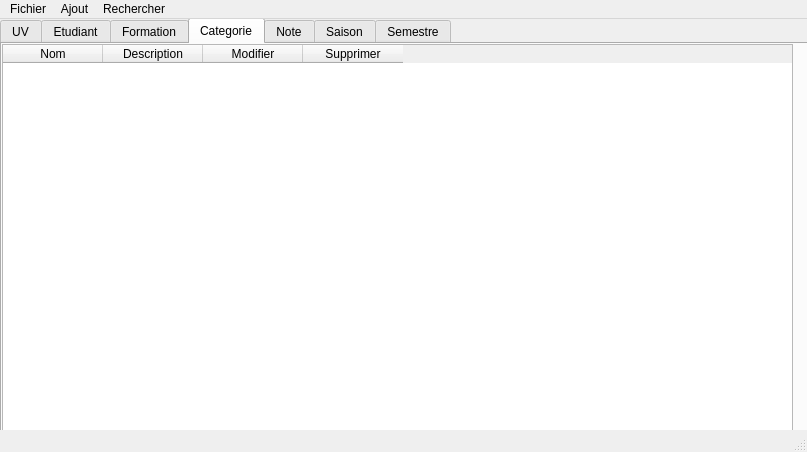
Before: the Qt Designer form mainfenetre.ui in Timost/LO21, drawn with Qt 5.
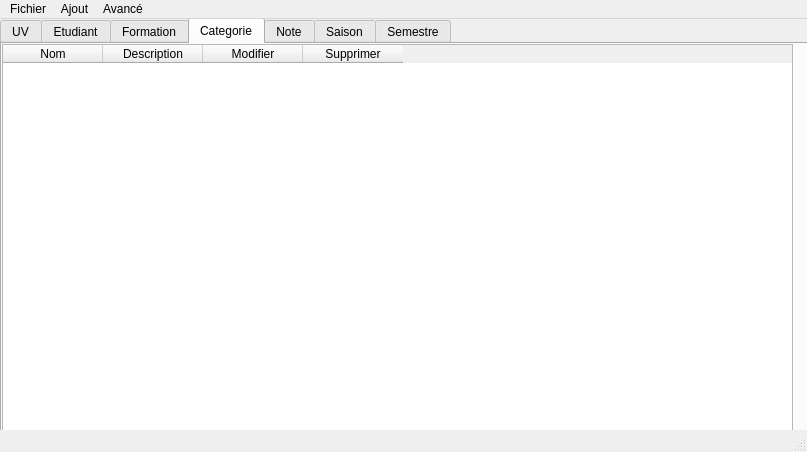
After: the same form once the commit is applied. The open tabs and pages were chosen to show the change.

```diff
--- a/mainfenetre.ui
+++ b/mainfenetre.ui
@@ -313,9 +313,9 @@
     <addaction name="actionSaison"/>
     <addaction name="actionSemestre"/>
    </widget>
-   <widget class="QMenu" name="menuRechercher_2">
+   <widget class="QMenu" name="menuAvanc">
     <property name="title">
-     <string>Rechercher</string>
+     <string>Avancé</string>
     </property>
     <addaction name="actionRechercher_Etudiant"/>
     <addaction name="actionRechercher_UV"/>
@@ -323,7 +323,7 @@
    </widget>
    <addaction name="menuFichier"/>
    <addaction name="menuEdition"/>
-   <addaction name="menuRechercher_2"/>
+   <addaction name="menuAvanc"/>
   </widget>
   <widget class="QStatusBar" name="statusbar"/>
   <action name="actionCharger">
```
Left out of the diff: 11 changed lines with no effect on the pictures.
